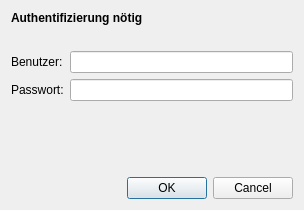
The window that NetworkAuthDialog.ui (Komet/RedmineConnector) describes before a commit, drawn with Qt 5.
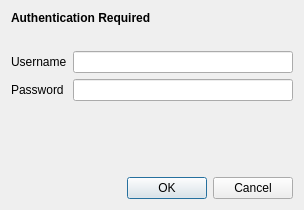
The same window after the commit.

Diff of the .ui file:
```diff
--- a/NetworkAuthDialog.ui
+++ b/NetworkAuthDialog.ui
@@ -23,7 +23,7 @@
       </font>
      </property>
      <property name="text">
-      <string>Authentifizierung nötig</string>
+      <string>Authentication Required</string>
      </property>
     </widget>
    </item>
@@ -39,7 +39,7 @@
      <item row="0" column="0">
       <widget class="QLabel" name="labelUsername">
        <property name="text">
-        <string>Benutzer:</string>
+        <string>Username</string>
        </property>
       </widget>
      </item>
@@ -49,7 +49,7 @@
      <item row="1" column="0">
       <widget class="QLabel" name="labelPassword">
        <property name="text">
-        <string>Passwort:</string>
+        <string>Password</string>
        </property>
       </widget>
      </item>
```
